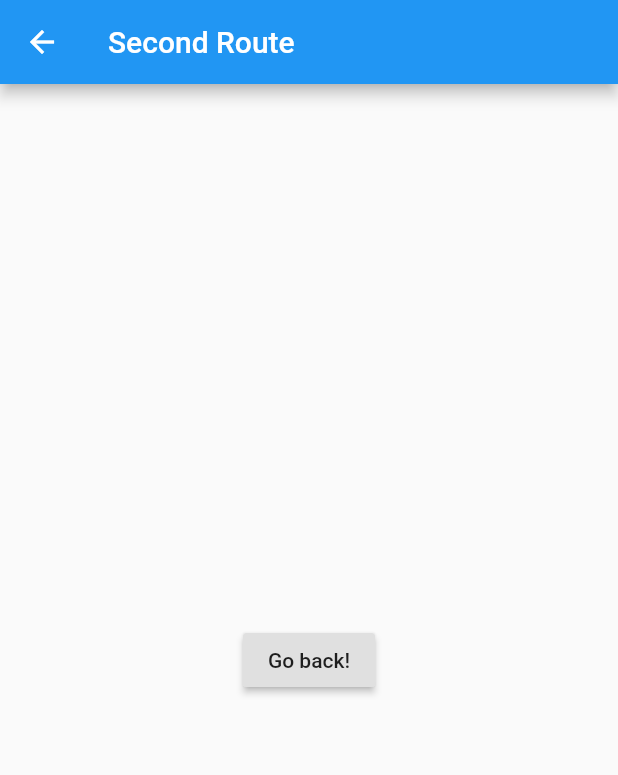
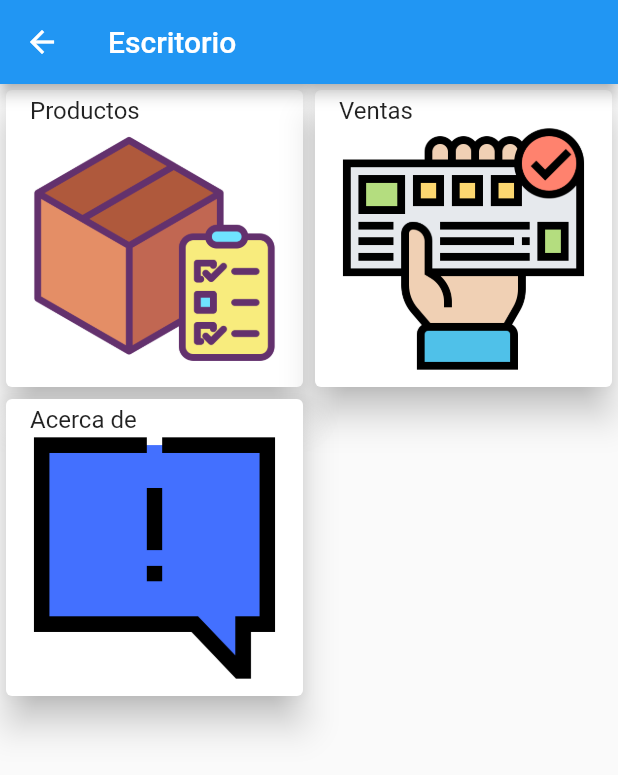
Before and after one commit to parzibyte/punto_de_venta, a Flutter app: the Escritorio screen opened directly, on a phone screen of 412 x 824 dp. Shown: the top 775 px of the screen. Run offline on Flutter 3.47's test engine with Material 2 defaults, Android fonts, the phone set to English and light mode, and no system bars; our stand-ins replace shared_preferences; accounts and stored records are empty.

Commit message:
Interfaz de escritorio

```diff
--- a/lib/main.dart
+++ b/lib/main.dart
@@ -22,6 +22,21 @@ void _navegarAEscritorio() {
       .push(MaterialPageRoute(builder: (context) => Escritorio()));
 }
 
+void _navegarAProductos() {
+  navigatorKey.currentState
+      .push(MaterialPageRoute(builder: (context) => Productos()));
+}
+
+void _navegarAVentas() {
+  navigatorKey.currentState
+      .push(MaterialPageRoute(builder: (context) => Ventas()));
+}
+
+void _navegarAAcercaDe() {
+  navigatorKey.currentState
+      .push(MaterialPageRoute(builder: (context) => AcercaDe()));
+}
+
 void _guardarToken(String token) async {
   log("Estoy guardando el token...");
   final prefs = await SharedPreferences.getInstance();
@@ -34,21 +49,98 @@ void main() => runApp(MyApp());
 
 final GlobalKey<NavigatorState> navigatorKey = new GlobalKey<NavigatorState>();
 
+class Productos extends StatelessWidget {
+  @override
+  Widget build(BuildContext context) {
+    return Scaffold(
+      appBar: AppBar(
+        title: Text("Productos"),
+      ),
+      body: Text("Productos"),
+    );
+  }
+}
+
+class Ventas extends StatelessWidget {
+  @override
+  Widget build(BuildContext context) {
+    return Scaffold(
+      appBar: AppBar(
+        title: Text("Ventas"),
+      ),
+      body: Text("Ventas"),
+    );
+  }
+}
+
+class AcercaDe extends StatelessWidget {
+  @override
+  Widget build(BuildContext context) {
+    return Scaffold(
+      appBar: AppBar(
+        title: Text("AcercaDe"),
+      ),
+      body: Text("AcercaDe"),
+    );
+  }
+}
+
 class Escritorio extends StatelessWidget {
   @override
   Widget build(BuildContext context) {
     return Scaffold(
       appBar: AppBar(
-        title: Text("Second Route"),
+        title: Text("Escritorio"),
       ),
-      body: Center(
-        child: RaisedButton(
-          onPressed: () {
-            // Navigate back to first route when tapped.
-            Navigator.pop(context);
-          },
-          child: Text('Go back!'),
-        ),
+      body: GridView.count(
+        crossAxisCount: 2,
+        children: <Widget>[
+          Card(
+            elevation: 10,
+            child: InkWell(
+              splashColor: Colors.blue.withAlpha(30),
+              onTap: () {
+                _navegarAProductos();
+              },
+              child: ListTile(
+                title: Text('Productos'),
+                subtitle: Image(
+                  image: AssetImage("assets/order.png"),
+                ),
+              ),
+            ),
+          ),
+          Card(
+            elevation: 10,
+            child: InkWell(
+              splashColor: Colors.blue.withAlpha(30),
+              onTap: () {
+                _navegarAVentas();
+              },
+              child: ListTile(
+                title: Text('Ventas'),
+                subtitle: Image(
+                  image: AssetImage("assets/coupon.png"),
+                ),
+              ),
+            ),
+          ),
+          Card(
+            elevation: 10,
+            child: InkWell(
+              splashColor: Colors.blue.withAlpha(30),
+              onTap: () {
+                _navegarAAcercaDe();
+              },
+              child: ListTile(
+                title: Text('Acerca de'),
+                subtitle: Image(
+                  image: AssetImage("assets/about.png"),
+                ),
+              ),
+            ),
+          ),
+        ],
       ),
     );
   }
@@ -181,7 +273,8 @@ class _MyHomePageState extends State<MyHomePage> {
               child: TextField(
                 controller: _email,
                 decoration: InputDecoration(
-                    hintText: 'correo@dominio', labelText: "Correo electrónico"),
+                    hintText: 'correo@dominio',
+                    labelText: "Correo electrónico"),
                 keyboardType: TextInputType.emailAddress,
               ),
             ),
--- a/pubspec.yaml
+++ b/pubspec.yaml
@@ -72,3 +72,7 @@ flutter:
   #
   # For details regarding fonts from package dependencies,
   # see https://flutter.dev/custom-fonts/#from-packages
+  assets:
+    - assets/coupon.png
+    - assets/order.png
+    - assets/about.png
```
Also changed, not shown: assets/about.png (added), assets/coupon.png (added), assets/order.png (added).
